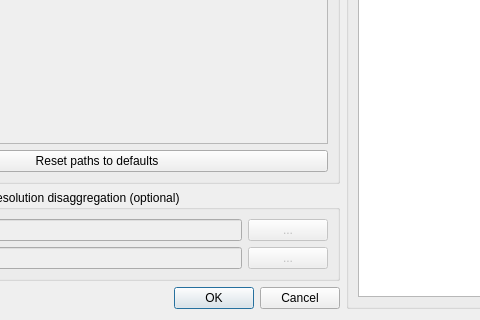
Above: ui/trip_list2table.ui from TSMv6/tsm_panel before the change; both pictures show x 157 to 637 and y 300 to 620 of the 1000 by 620 pixel window. Below: the same form after it.
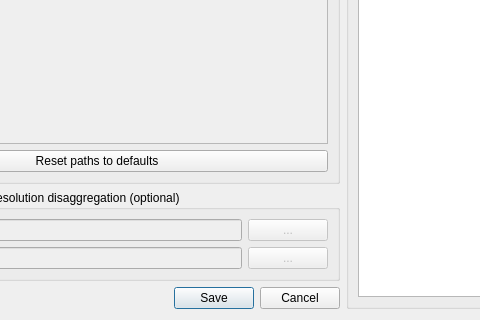
That is the form after the change.

The edit to the form file:
```diff
--- a/ui/trip_list2table.ui
+++ b/ui/trip_list2table.ui
@@ -236,7 +236,7 @@
           <enum>Qt::Horizontal</enum>
          </property>
          <property name="standardButtons">
-          <set>QDialogButtonBox::Cancel|QDialogButtonBox::Ok</set>
+          <set>QDialogButtonBox::Cancel|QDialogButtonBox::Save</set>
          </property>
         </widget>
        </item>
```
